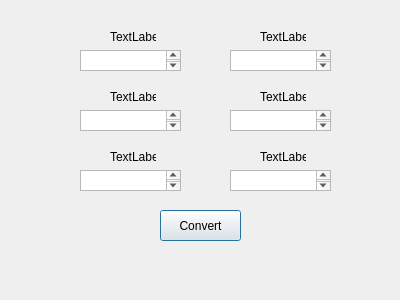
First picture: the form in weight.ui, repository ITAAcademy/ITAInformator, before the edit.
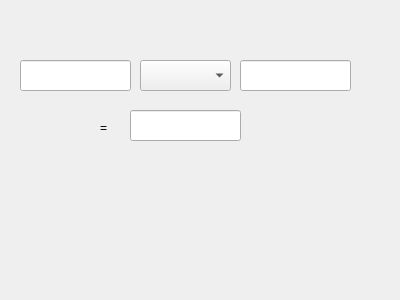
Second picture: the form after the edit.

Commit message: -add new functional to 3 windows (Temperature, Distance, Weight)

```diff
--- a/weight.ui
+++ b/weight.ui
@@ -13,154 +13,56 @@
   <property name="windowTitle">
    <string>Weight</string>
   </property>
-  <widget class="QTextEdit" name="textEdit_4">
+  <widget class="QLineEdit" name="lineEdit_W_right">
    <property name="geometry">
     <rect>
-     <x>80</x>
-     <y>170</y>
-     <width>101</width>
-     <height>21</height>
+     <x>240</x>
+     <y>60</y>
+     <width>111</width>
+     <height>31</height>
     </rect>
    </property>
   </widget>
-  <widget class="QTextEdit" name="textEdit_6">
+  <widget class="QLineEdit" name="lineEdit_W_Left">
    <property name="geometry">
     <rect>
-     <x>230</x>
-     <y>170</y>
-     <width>101</width>
-     <height>21</height>
-    </rect>
-   </property>
-  </widget>
-  <widget class="QLabel" name="label_3">
-   <property name="geometry">
-    <rect>
-     <x>110</x>
-     <y>90</y>
-     <width>46</width>
-     <height>13</height>
-    </rect>
-   </property>
-   <property name="text">
-    <string>TextLabel</string>
-   </property>
-  </widget>
-  <widget class="QLabel" name="label_6">
-   <property name="geometry">
-    <rect>
-     <x>260</x>
-     <y>150</y>
-     <width>46</width>
-     <height>13</height>
-    </rect>
-   </property>
-   <property name="text">
-    <string>TextLabel</string>
-   </property>
-  </widget>
-  <widget class="QLabel" name="label_2">
-   <property name="geometry">
-    <rect>
-     <x>260</x>
-     <y>30</y>
-     <width>46</width>
-     <height>13</height>
-    </rect>
-   </property>
-   <property name="text">
-    <string>TextLabel</string>
-   </property>
-  </widget>
-  <widget class="QPushButton" name="ButtonConvert">
-   <property name="geometry">
-    <rect>
-     <x>160</x>
-     <y>210</y>
-     <width>81</width>
+     <x>20</x>
+     <y>60</y>
+     <width>111</width>
      <height>31</height>
     </rect>
    </property>
-   <property name="text">
-    <string>Convert</string>
-   </property>
   </widget>
-  <widget class="QLabel" name="label_4">
+  <widget class="QLineEdit" name="lineEdit_W_down">
    <property name="geometry">
     <rect>
-     <x>110</x>
-     <y>150</y>
-     <width>46</width>
-     <height>13</height>
-    </rect>
-   </property>
-   <property name="text">
-    <string>TextLabel</string>
-   </property>
-  </widget>
-  <widget class="QLabel" name="label_5">
-   <property name="geometry">
-    <rect>
-     <x>260</x>
-     <y>90</y>
-     <width>46</width>
-     <height>13</height>
-    </rect>
-   </property>
-   <property name="text">
-    <string>TextLabel</string>
-   </property>
-  </widget>
-  <widget class="QTextEdit" name="textEdit_5">
-   <property name="geometry">
-    <rect>
-     <x>230</x>
+     <x>130</x>
      <y>110</y>
-     <width>101</width>
-     <height>21</height>
-    </rect>
-   </property>
-  </widget>
-  <widget class="QTextEdit" name="textEdit_3">
-   <property name="geometry">
-    <rect>
-     <x>80</x>
-     <y>110</y>
-     <width>101</width>
-     <height>21</height>
-    </rect>
-   </property>
-  </widget>
-  <widget class="QTextEdit" name="textEdit_2">
-   <property name="geometry">
-    <rect>
-     <x>230</x>
-     <y>50</y>
-     <width>101</width>
-     <height>21</height>
+     <width>111</width>
+     <height>31</height>
     </rect>
    </property>
   </widget>
   <widget class="QLabel" name="label">
    <property name="geometry">
     <rect>
-     <x>110</x>
-     <y>30</y>
-     <width>46</width>
-     <height>13</height>
+     <x>100</x>
+     <y>120</y>
+     <width>21</width>
+     <height>16</height>
     </rect>
    </property>
    <property name="text">
-    <string>TextLabel</string>
+    <string>=</string>
    </property>
   </widget>
-  <widget class="QTextEdit" name="textEdit">
+  <widget class="QComboBox" name="comboBoxWeight">
    <property name="geometry">
     <rect>
-     <x>80</x>
-     <y>50</y>
-     <width>101</width>
-     <height>21</height>
+     <x>140</x>
+     <y>60</y>
+     <width>91</width>
+     <height>31</height>
     </rect>
    </property>
   </widget>
```
The commit also changes 8 other files.
